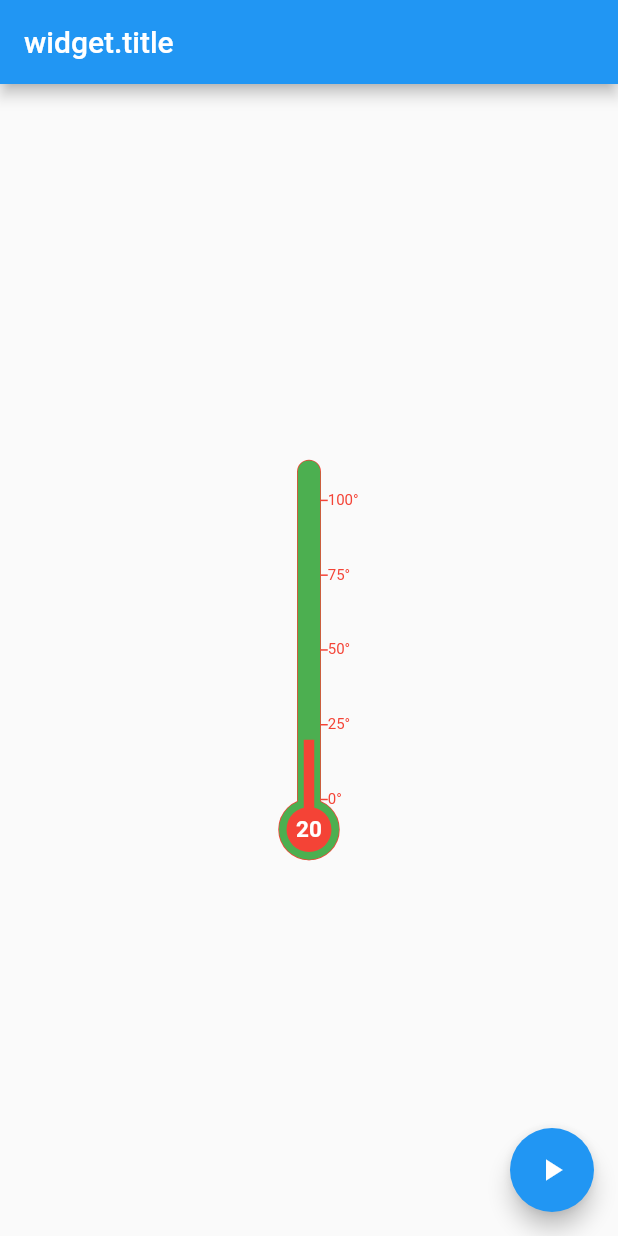
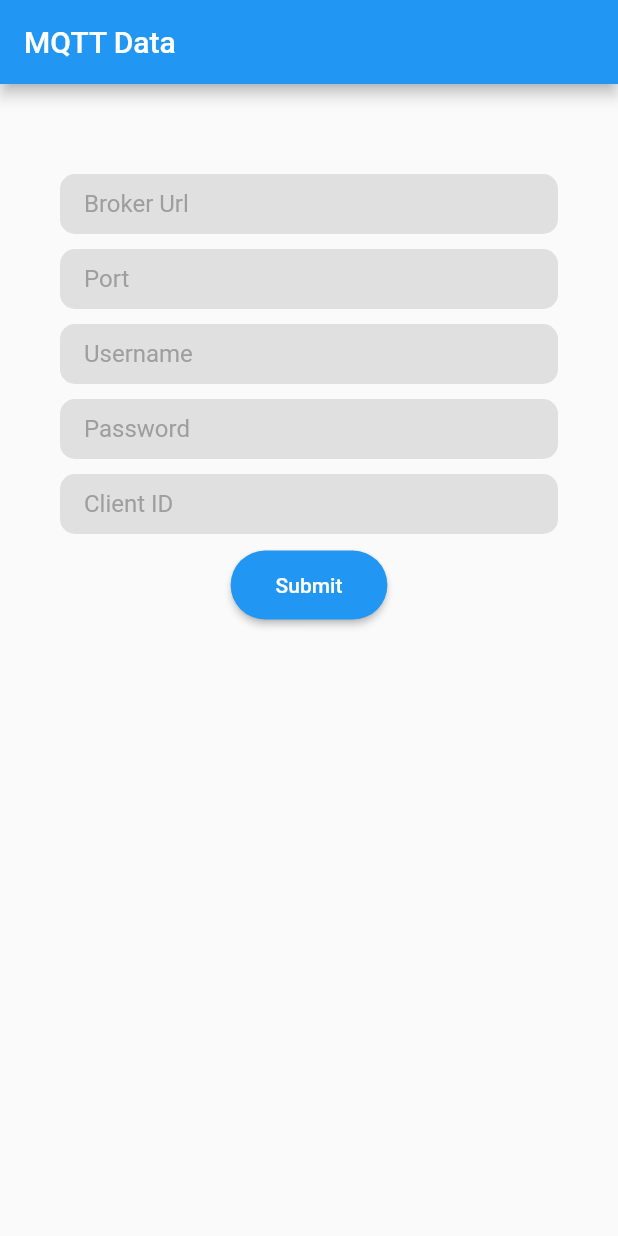
Before and after one commit to Hirushan272/MQTT-Temperature-mobile-app, a Flutter app: the screen it shows after launch, on a phone screen of 412 x 824 dp. Run offline on Flutter 3.47's test engine with Material 2 defaults, Android fonts, the light colour scheme and no system bars; our stand-ins replace get; missing offline and left inert: mqtt_client.

Commit message:
Add new ui and data models

```diff
--- /dev/null
+++ b/lib/constant.dart
@@ -0,0 +1,24 @@
+import 'package:flutter/material.dart';
+
+// final bcackground = Stack(
+//   children: [
+//     Positioned(
+//         top: 0,
+//         right: 0,
+//         child: Image(image: AssetImage("assets/images/bg_02.png"))),
+//     Positioned(
+//         bottom: 0,
+//         left: 0,
+//         child: Image(image: AssetImage("assets/images/bg_01.png"))),
+//   ],
+// );
+final errorTextStyle = TextStyle(fontSize: 13, color: Colors.redAccent[700]);
+
+BoxDecoration decoratedBorder = BoxDecoration(
+  color: const Color(0xffFBC49D),
+  borderRadius: BorderRadius.circular(5.0),
+);
+
+const inputDecoration = InputDecoration(
+  border: InputBorder.none,
+);
--- /dev/null
+++ b/lib/input_page.dart
@@ -0,0 +1,96 @@
+import 'package:flutter/material.dart';
+import 'package:get/get.dart';
+import 'package:node_mcu_testing/models/mqtt_model.dart';
+import 'package:node_mcu_testing/widgets/button_widget.dart';
+import 'package:node_mcu_testing/widgets/text_field_widget.dart';
+
+import 'main.dart';
+
+class InputPage extends StatefulWidget {
+  const InputPage({super.key});
+
+  @override
+  State<InputPage> createState() => _InputPageState();
+}
+
+class _InputPageState extends State<InputPage> {
+  final _formKey = GlobalKey<FormState>();
+  final MQTTModel mqttData = MQTTModel();
+  @override
+  Widget build(BuildContext context) {
+    return Scaffold(
+      appBar: AppBar(
+        title: const Text("MQTT Data"),
+      ),
+      body: Form(
+        key: _formKey,
+        child: Container(
+          padding: const EdgeInsets.all(10),
+          child: Column(
+            children: [
+              const SizedBox(height: 50),
+              textField(
+                hintText: "Broker Url",
+                onSaved: (value) {
+                  print(value);
+                  mqttData.broker = value;
+                },
+              ),
+              const SizedBox(height: 10),
+              textField(
+                hintText: "Port",
+                onSaved: (value) {
+                  try {
+                    mqttData.port = int.tryParse(value.toString());
+                  } catch (e) {
+                    print(e.toString());
+                  }
+                  print(value);
+                },
+              ),
+              const SizedBox(height: 10),
+              textField(
+                hintText: "Username",
+                onSaved: (value) {
+                  mqttData.username = value;
+
+                  print(value);
+                },
+              ),
+              const SizedBox(height: 10),
+              textField(
+                hintText: "Password",
+                onSaved: (value) {
+                  mqttData.password = value;
+                  print(value);
+                },
+              ),
+              const SizedBox(height: 10),
+              textField(
+                hintText: "Client ID",
+                onSaved: (value) {
+                  mqttData.clientId = value;
+                  print(value);
+                },
+              ),
+              const SizedBox(height: 10),
+              submitButton(
+                  onPressed: () {
+                    _formKey.currentState?.save();
+                    Get.to(MyHomePage(
+                      broker: mqttData.broker!,
+                      clientId: mqttData.clientId!,
+                      password: mqttData.password!,
+                      username: mqttData.username!,
+                      port: mqttData.port!,
+                    ));
+                  },
+                  context: context,
+                  title: "Submit"),
+            ],
+          ),
+        ),
+      ),
+    );
+  }
+}
--- a/lib/main.dart
+++ b/lib/main.dart
@@ -1,8 +1,10 @@
 import 'dart:async';
 import 'package:flutter/material.dart';
+import 'package:get/get.dart';
 // import 'package:flutter_mqtt/thermometer_widget.dart';
 import 'package:mqtt_client/mqtt_client.dart' as mqtt;
 
+import 'input_page.dart';
 import 'test1.dart';
 
 void main() => runApp(MyApp());
@@ -10,30 +12,45 @@ void main() => runApp(MyApp());
 class MyApp extends StatelessWidget {
   @override
   Widget build(BuildContext context) {
-    return MaterialApp(
+    return GetMaterialApp(
       title: 'Flutter Demo',
       theme: ThemeData(
         primarySwatch: Colors.blue,
       ),
-      home: MyHomePage(),
+      home: const InputPage(),
     );
   }
 }
 
 class MyHomePage extends StatefulWidget {
-  const MyHomePage({super.key});
+  final String broker;
+  final int port;
+  final String username;
+  final String password;
+  final String clientId;
+  const MyHomePage(
+      {super.key,
+      required this.broker,
+      required this.port,
+      required this.username,
+      required this.password,
+      required this.clientId});
 
-  @override
   @override
   State<MyHomePage> createState() => _MyHomePageState();
 }
 
 class _MyHomePageState extends State<MyHomePage> {
-  String broker = 'postman.cloudmqtt.com';
-  int port = 13370;
-  String username = 'fcg.._seu_user_no_brokerrix';
-  String passwd = '0qVi...seu_pass_no_nroker';
-  String clientIdentifier = 'android';
+  late String broker;
+  //  'postman.cloudmqtt.com';
+  late int port;
+  // 13370;
+  late String username;
+  // = 'fcg.._seu_user_no_brokerrix';
+  late String passwd;
+  // = '0qVi...seu_pass_no_nroker';
+  late String clientIdentifier;
+  //  = 'android';
 
   mqtt.MqttClient? client;
   mqtt.MqttConnectionState? connectionState;
@@ -47,6 +64,16 @@ class _MyHomePageState extends State<MyHomePage> {
       print('[MQTT client] Subscribing to ${topic.trim()}');
       client!.subscribe(topic, mqtt.MqttQos.exactlyOnce);
     }
+  }
+
+  @override
+  void initState() {
+    super.initState();
+    broker = widget.broker;
+    port = widget.port;
+    username = widget.username;
+    passwd = widget.password;
+    clientIdentifier = widget.clientId;
   }
 
   @override
@@ -109,8 +136,8 @@ class _MyHomePageState extends State<MyHomePage> {
     final mqtt.MqttConnectMessage connMess = mqtt.MqttConnectMessage()
         .withClientIdentifier(clientIdentifier)
         .startClean() // Non persistent session for testing
-        .keepAliveFor(30)
         .withWillQos(mqtt.MqttQos.atMostOnce);
+
     print('[MQTT client] MQTT client connecting....');
     client?.connectionMessage = connMess;
 
--- /dev/null
+++ b/lib/models/mqtt_model.dart
@@ -0,0 +1,84 @@
+import 'dart:convert';
+
+class MQTTModel {
+  String? broker;
+  int? port;
+  String? username;
+  String? password;
+  String? clientId;
+
+  MQTTModel({
+    this.broker,
+    this.port,
+    this.username,
+    this.password,
+    this.clientId,
+  });
+
+  MQTTModel copyWith({
+    String? broker,
+    int? port,
+    String? username,
+    String? password,
+    String? clientId,
+  }) {
+    return MQTTModel(
+      broker: broker ?? this.broker,
+      port: port ?? this.port,
+      username: username ?? this.username,
+      password: password ?? this.password,
+      clientId: clientId ?? this.clientId,
+    );
+  }
+
+  Map<String, dynamic> toMap() {
+    return {
+      'broker': broker,
+      'port': port,
+      'username': username,
+      'password': password,
+      'clientId': clientId,
+    };
+  }
+
+  factory MQTTModel.fromMap(Map<String, dynamic> map) {
+    return MQTTModel(
+      broker: map['broker'],
+      port: map['port']?.toInt(),
+      username: map['username'],
+      password: map['password'],
+      clientId: map['clientId'],
+    );
+  }
+
+  String toJson() => json.encode(toMap());
+
+  factory MQTTModel.fromJson(String source) =>
+      MQTTModel.fromMap(json.decode(source));
+
+  @override
+  String toString() {
+    return 'MQTTModel(broker: $broker, port: $port, username: $username, password: $password, clientId: $clientId)';
+  }
+
+  @override
+  bool operator ==(Object other) {
+    if (identical(this, other)) return true;
+
+    return other is MQTTModel &&
+        other.broker == broker &&
+        other.port == port &&
+        other.username == username &&
+        other.password == password &&
+        other.clientId == clientId;
+  }
+
+  @override
+  int get hashCode {
+    return broker.hashCode ^
+        port.hashCode ^
+        username.hashCode ^
+        password.hashCode ^
+        clientId.hashCode;
+  }
+}
--- a/lib/mqtt_service.dart
+++ /dev/null
@@ -1,4 +0,0 @@
-import 'package:node_mcu_testing/variable.dart';
-import 'package:flutter/material.dart';
-import 'dart:async';
-import 'package:mqtt_client/mqtt_client.dart' as mqtt;
--- a/lib/variable.dart
+++ b/lib/variable.dart
@@ -1,13 +1,13 @@
-import 'package:flutter/material.dart';
-import 'dart:async';
-import 'package:mqtt_client/mqtt_client.dart' as mqtt;
+// import 'package:flutter/material.dart';
+// import 'dart:async';
+// import 'package:mqtt_client/mqtt_client.dart' as mqtt;
 
-String broker = 'abc.cloudmqtt.com';
-int port = 13372;
-String username = 'seu_username';
-String passwd = 'seu_password';
-String clientIdentifier = 'android';
-double _temp = 20;
-mqtt.MqttClient? client;
-mqtt.MqttConnectionState? connectionState;
-StreamSubscription? subscription;
+// String broker = 'abc.cloudmqtt.com';
+// int port = 13372;
+// String username = 'seu_username';
+// String passwd = 'seu_password';
+// String clientIdentifier = 'android';
+// double _temp = 20;
+// mqtt.MqttClient? client;
+// mqtt.MqttConnectionState? connectionState;
+// StreamSubscription? subscription;
--- /dev/null
+++ b/lib/widgets/button_widget.dart
@@ -0,0 +1,28 @@
+import 'package:flutter/material.dart';
+
+Widget submitButton(
+    {required Function()? onPressed,
+    required BuildContext context,
+    required String? title}) {
+  return ElevatedButton(
+      style: ElevatedButton.styleFrom(
+        padding:
+            const EdgeInsets.only(left: 30, right: 30, top: 15, bottom: 15),
+        backgroundColor: Theme.of(context).primaryColor,
+        shape: RoundedRectangleBorder(
+          borderRadius: BorderRadius.circular(25),
+        ),
+      ),
+      onPressed: onPressed,
+      // () {
+      //   formKey.currentState?.save();
+      //   bool isValidEmail = fc.validationEmail(email);
+
+      //   bool isValidPassword = fc.validationPassword(password);
+
+      //   if (isValidEmail == true && isValidPassword == true) {
+      //     print("SUBMITTED");
+      //   }
+      // },
+      child: Text(title.toString()));
+}
--- /dev/null
+++ b/lib/widgets/text_field_widget.dart
@@ -0,0 +1,36 @@
+import 'package:flutter/material.dart';
+
+import '../constant.dart';
+
+Widget textField({Function(String?)? onSaved, required String hintText}) {
+  return Padding(
+    padding: const EdgeInsets.symmetric(horizontal: 30, vertical: 0),
+    child: Container(
+      height: 40,
+      decoration: decoratedBorder.copyWith(
+        color: Colors.grey[300],
+        border: Border.all(
+          style: BorderStyle.none,
+          color: Colors.grey,
+          width: 1,
+        ),
+        borderRadius: const BorderRadius.all(Radius.circular(10)),
+      ),
+      child: Padding(
+        padding: const EdgeInsets.only(left: 15, right: 5, top: 0),
+        child: TextFormField(
+          // obscureText: true,
+          textAlign: TextAlign.start,
+          decoration: inputDecoration.copyWith(
+            hintText: hintText,
+            hintStyle: const TextStyle(color: Colors.grey),
+            contentPadding:
+                const EdgeInsets.only(left: 0, right: 5, top: 0, bottom: 10),
+            // hintText: "Password",
+          ),
+          onSaved: onSaved,
+        ),
+      ),
+    ),
+  );
+}
--- a/pubspec.yaml
+++ b/pubspec.yaml
@@ -37,6 +37,7 @@ dependencies:
   # Use with the CupertinoIcons class for iOS style icons.
   cupertino_icons: ^1.0.2
   mqtt_client: ^9.7.3
+  get: ^4.6.5
 
 dev_dependencies:
   flutter_test:
```
Also changed, not shown: pubspec.lock.
